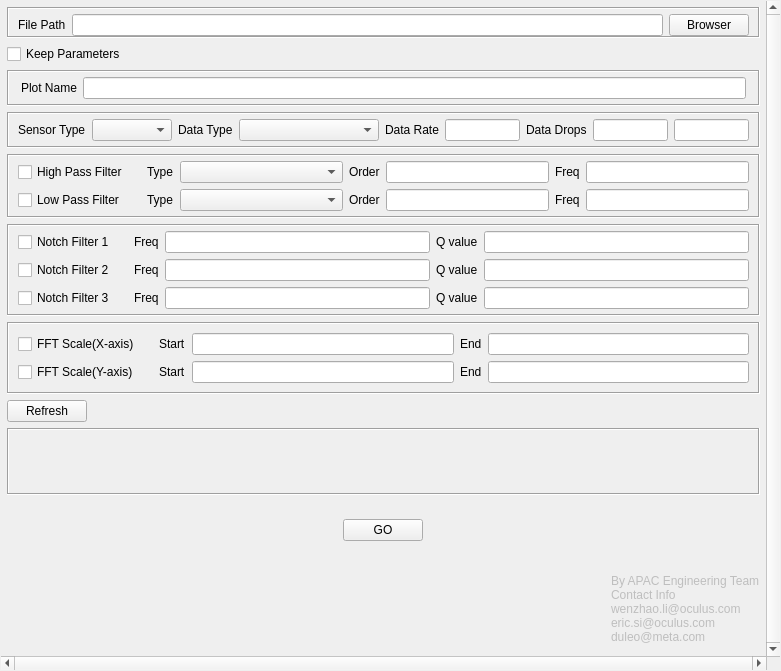
Above: mainWin.ui from leoduhot/cld_data_visualize before the change. Below: the same form after it.
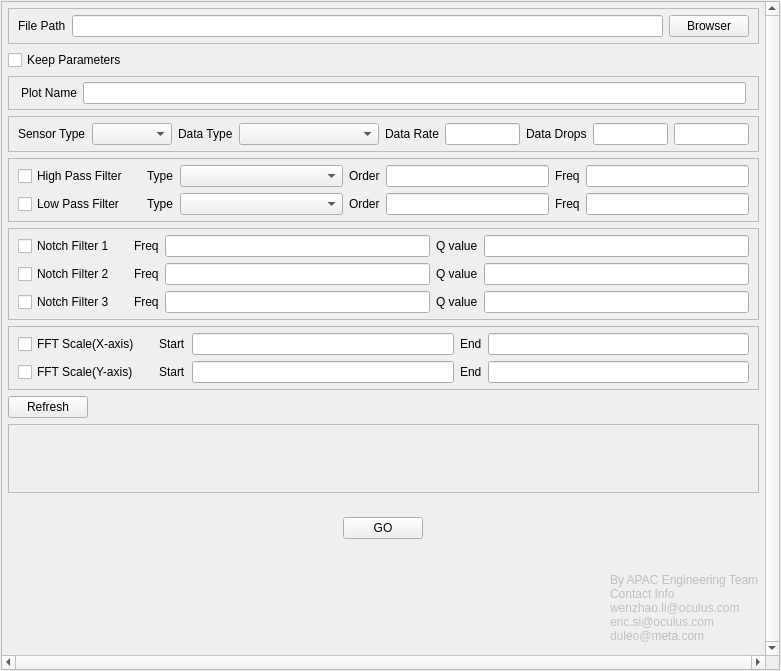
That is the form after the change.

Commit message: v0.4.000 1. update window style to Fusion 2. add app icon 3. add window title for plot window

The edit to the form file:
```diff
--- a/mainWin.ui
+++ b/mainWin.ui
@@ -19,6 +19,9 @@
   <property name="windowTitle">
    <string>MainWindow</string>
   </property>
+  <property name="styleSheet">
+   <string notr="true">Fusion</string>
+  </property>
   <widget class="QWidget" name="centralwidget">
    <property name="sizePolicy">
     <sizepolicy hsizetype="Expanding" vsizetype="Expanding">
@@ -37,7 +40,7 @@
    </property>
    <layout class="QVBoxLayout" name="verticalLayout">
     <property name="spacing">
-     <number>-1</number>
+     <number>6</number>
     </property>
     <property name="leftMargin">
      <number>1</number>
@@ -66,7 +69,10 @@
        <bool>true</bool>
       </property>
       <property name="frameShape">
-       <enum>QFrame::Shape::NoFrame</enum>
+       <enum>QFrame::Shape::StyledPanel</enum>
+      </property>
+      <property name="frameShadow">
+       <enum>QFrame::Shadow::Raised</enum>
       </property>
       <property name="verticalScrollBarPolicy">
        <enum>Qt::ScrollBarPolicy::ScrollBarAlwaysOn</enum>
@@ -85,8 +91,8 @@
         <rect>
          <x>0</x>
          <y>0</y>
-         <width>779</width>
-         <height>674</height>
+         <width>765</width>
+         <height>655</height>
         </rect>
        </property>
        <property name="sizePolicy">
@@ -129,7 +135,7 @@
            <bool>true</bool>
           </property>
           <property name="frameShape">
-           <enum>QFrame::Shape::Box</enum>
+           <enum>QFrame::Shape::StyledPanel</enum>
           </property>
           <property name="frameShadow">
            <enum>QFrame::Shadow::Sunken</enum>
@@ -139,16 +145,16 @@
           </property>
           <layout class="QHBoxLayout" name="horizontalLayout_2" stretch="0,0,0">
            <property name="spacing">
-            <number>-1</number>
+            <number>6</number>
            </property>
            <property name="sizeConstraint">
             <enum>QLayout::SizeConstraint::SetNoConstraint</enum>
            </property>
            <property name="topMargin">
-            <number>5</number>
+            <number>6</number>
            </property>
            <property name="bottomMargin">
-            <number>0</number>
+            <number>6</number>
            </property>
            <item>
             <widget class="QLabel" name="filaPathLab">
@@ -176,7 +182,7 @@
               <enum>Qt::FocusPolicy::NoFocus</enum>
              </property>
              <property name="autoFillBackground">
-              <bool>true</bool>
+              <bool>false</bool>
              </property>
              <property name="text">
               <string>Browser</string>
@@ -229,7 +235,7 @@
            </sizepolicy>
           </property>
           <property name="frameShape">
-           <enum>QFrame::Shape::Box</enum>
+           <enum>QFrame::Shape::StyledPanel</enum>
           </property>
           <property name="frameShadow">
            <enum>QFrame::Shadow::Sunken</enum>
@@ -278,17 +284,17 @@
            </sizepolicy>
           </property>
           <property name="frameShape">
-           <enum>QFrame::Shape::Box</enum>
+           <enum>QFrame::Shape::StyledPanel</enum>
           </property>
           <property name="frameShadow">
            <enum>QFrame::Shadow::Sunken</enum>
           </property>
           <layout class="QGridLayout" name="gridLayout">
            <property name="topMargin">
-            <number>5</number>
+            <number>6</number>
            </property>
            <property name="bottomMargin">
-            <number>5</number>
+            <number>6</number>
            </property>
            <item row="1" column="5">
             <widget class="QLineEdit" name="dataRateEntry">
@@ -474,17 +480,17 @@
            </sizepolicy>
           </property>
           <property name="frameShape">
-           <enum>QFrame::Shape::Box</enum>
+           <enum>QFrame::Shape::StyledPanel</enum>
           </property>
           <property name="frameShadow">
            <enum>QFrame::Shadow::Sunken</enum>
           </property>
           <layout class="QGridLayout" name="gridLayout_2">
            <property name="topMargin">
-            <number>5</number>
+            <number>6</number>
            </property>
            <property name="bottomMargin">
-            <number>5</number>
+            <number>6</number>
            </property>
            <item row="0" column="4">
             <widget class="QLabel" name="hpfOrdLab">
@@ -685,17 +691,17 @@
            </sizepolicy>
           </property>
           <property name="frameShape">
-           <enum>QFrame::Shape::Box</enum>
+           <enum>QFrame::Shape::StyledPanel</enum>
           </property>
           <property name="frameShadow">
            <enum>QFrame::Shadow::Sunken</enum>
           </property>
           <layout class="QGridLayout" name="gridLayout_6">
            <property name="topMargin">
-            <number>5</number>
+            <number>6</number>
            </property>
            <property name="bottomMargin">
-            <number>5</number>
+            <number>6</number>
            </property>
            <item row="0" column="0">
             <widget class="QCheckBox" name="nf1Chkb">
@@ -871,12 +877,18 @@
            </sizepolicy>
           </property>
           <property name="frameShape">
-           <enum>QFrame::Shape::Box</enum>
+           <enum>QFrame::Shape::StyledPanel</enum>
           </property>
           <property name="frameShadow">
            <enum>QFrame::Shadow::Sunken</enum>
           </property>
           <layout class="QGridLayout" name="gridLayout_3">
+           <property name="topMargin">
+            <number>6</number>
+           </property>
+           <property name="bottomMargin">
+            <number>6</number>
+           </property>
            <item row="0" column="0">
             <widget class="QCheckBox" name="fftScaleXChkb">
              <property name="text">
@@ -1031,10 +1043,10 @@
            </sizepolicy>
           </property>
           <property name="frameShape">
-           <enum>QFrame::Shape::Box</enum>
+           <enum>QFrame::Shape::StyledPanel</enum>
           </property>
           <property name="frameShadow">
-           <enum>QFrame::Shadow::Sunken</enum>
+           <enum>QFrame::Shadow::Raised</enum>
           </property>
          </widget>
         </item>
```
The commit also changes 4 other files.
